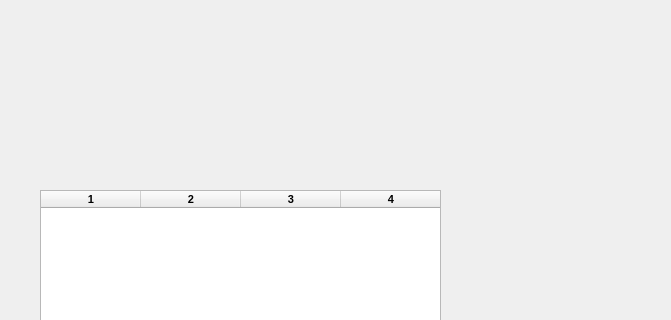
Pouya3/farm-project, file rankingpage.ui: the form before one commit; both pictures show x 0 to 671 and y 0 to 320 of the 800 by 600 pixel window.
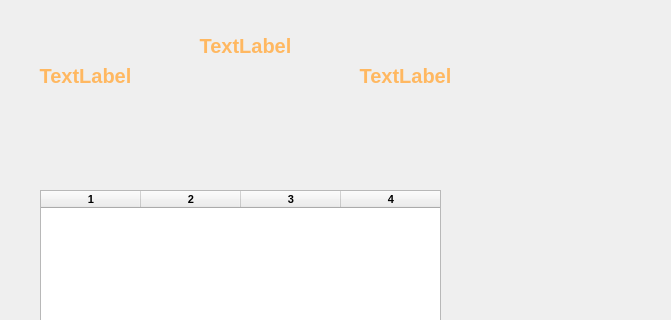
The form after the commit.

Commit message: make label for ranking

Patch:
```diff
--- a/rankingpage.ui
+++ b/rankingpage.ui
@@ -41,6 +41,84 @@
     <column/>
     <column/>
    </widget>
+   <widget class="QLabel" name="label">
+    <property name="geometry">
+     <rect>
+      <x>300</x>
+      <y>60</y>
+      <width>211</width>
+      <height>31</height>
+     </rect>
+    </property>
+    <property name="font">
+     <font>
+      <pointsize>15</pointsize>
+      <weight>75</weight>
+      <bold>true</bold>
+     </font>
+    </property>
+    <property name="styleSheet">
+     <string notr="true">color: rgb(255, 184, 97);</string>
+    </property>
+    <property name="text">
+     <string>TextLabel</string>
+    </property>
+    <property name="alignment">
+     <set>Qt::AlignCenter</set>
+    </property>
+   </widget>
+   <widget class="QLabel" name="label_2">
+    <property name="geometry">
+     <rect>
+      <x>140</x>
+      <y>30</y>
+      <width>211</width>
+      <height>31</height>
+     </rect>
+    </property>
+    <property name="font">
+     <font>
+      <pointsize>15</pointsize>
+      <weight>75</weight>
+      <bold>true</bold>
+     </font>
+    </property>
+    <property name="styleSheet">
+     <string notr="true">color:#ffb861;</string>
+    </property>
+    <property name="text">
+     <string>TextLabel</string>
+    </property>
+    <property name="alignment">
+     <set>Qt::AlignCenter</set>
+    </property>
+   </widget>
+   <widget class="QLabel" name="label_3">
+    <property name="geometry">
+     <rect>
+      <x>0</x>
+      <y>60</y>
+      <width>171</width>
+      <height>31</height>
+     </rect>
+    </property>
+    <property name="font">
+     <font>
+      <pointsize>15</pointsize>
+      <weight>75</weight>
+      <bold>true</bold>
+     </font>
+    </property>
+    <property name="styleSheet">
+     <string notr="true">color:#ffb861;</string>
+    </property>
+    <property name="text">
+     <string>TextLabel</string>
+    </property>
+    <property name="alignment">
+     <set>Qt::AlignCenter</set>
+    </property>
+   </widget>
   </widget>
  </widget>
  <resources/>
```
The commit also changes 1 other file.
